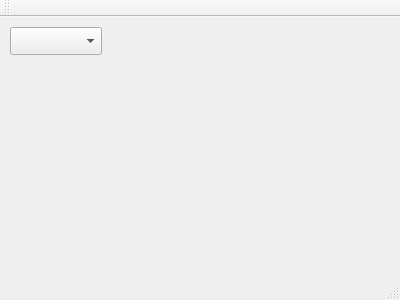
projectgus/hairless-midiserial, file mainwindow.ui: the form before one commit.
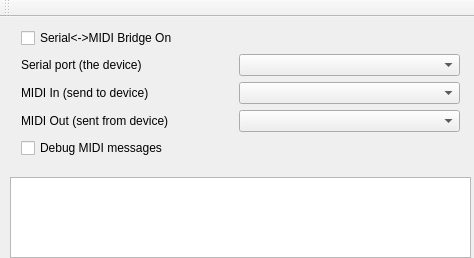
The form after the commit.

Diff of the .ui file:
```diff
--- a/mainwindow.ui
+++ b/mainwindow.ui
@@ -6,22 +6,105 @@
    <rect>
     <x>0</x>
     <y>0</y>
-    <width>400</width>
-    <height>300</height>
+    <width>474</width>
+    <height>258</height>
    </rect>
   </property>
+  <property name="sizePolicy">
+   <sizepolicy hsizetype="Fixed" vsizetype="Fixed">
+    <horstretch>0</horstretch>
+    <verstretch>0</verstretch>
+   </sizepolicy>
+  </property>
   <property name="windowTitle">
    <string>MainWindow</string>
   </property>
   <widget class="QWidget" name="centralWidget">
-   <widget class="QComboBox" name="cmbMidiOutput">
+   <widget class="QWidget" name="layoutWidget">
     <property name="geometry">
      <rect>
       <x>10</x>
-      <y>10</y>
-      <width>92</width>
-      <height>28</height>
+      <y>0</y>
+      <width>461</width>
+      <height>156</height>
      </rect>
+    </property>
+    <layout class="QGridLayout" name="gridLayout">
+     <item row="1" column="0">
+      <widget class="QLabel" name="label">
+       <property name="maximumSize">
+        <size>
+         <width>212</width>
+         <height>16777215</height>
+        </size>
+       </property>
+       <property name="text">
+        <string>Serial port (the device)</string>
+       </property>
+      </widget>
+     </item>
+     <item row="2" column="0">
+      <widget class="QLabel" name="label_3">
+       <property name="maximumSize">
+        <size>
+         <width>212</width>
+         <height>16777215</height>
+        </size>
+       </property>
+       <property name="text">
+        <string>MIDI In (send to device)</string>
+       </property>
+      </widget>
+     </item>
+     <item row="2" column="2">
+      <widget class="QComboBox" name="cmbMidiIn"/>
+     </item>
+     <item row="3" column="0">
+      <widget class="QLabel" name="label_2">
+       <property name="maximumSize">
+        <size>
+         <width>212</width>
+         <height>16777215</height>
+        </size>
+       </property>
+       <property name="text">
+        <string>MIDI Out (sent from device)</string>
+       </property>
+      </widget>
+     </item>
+     <item row="3" column="2">
+      <widget class="QComboBox" name="cmbMidiOut"/>
+     </item>
+     <item row="1" column="2">
+      <widget class="QComboBox" name="cmbSerial"/>
+     </item>
+     <item row="0" column="0">
+      <widget class="QCheckBox" name="chk_on">
+       <property name="text">
+        <string>Serial&lt;-&gt;MIDI Bridge On</string>
+       </property>
+      </widget>
+     </item>
+     <item row="4" column="0">
+      <widget class="QCheckBox" name="chk_debug">
+       <property name="text">
+        <string>Debug MIDI messages</string>
+       </property>
+      </widget>
+     </item>
+    </layout>
+   </widget>
+   <widget class="QListWidget" name="lst_debug">
+    <property name="geometry">
+     <rect>
+      <x>10</x>
+      <y>160</y>
+      <width>461</width>
+      <height>81</height>
+     </rect>
+    </property>
+    <property name="autoScroll">
+     <bool>true</bool>
     </property>
    </widget>
   </widget>
@@ -33,7 +116,6 @@
     <bool>false</bool>
    </attribute>
   </widget>
-  <widget class="QStatusBar" name="statusBar"/>
  </widget>
  <layoutdefault spacing="6" margin="11"/>
  <resources/>
```
Left out of the diff: 2 changed lines with no effect on the pictures.
